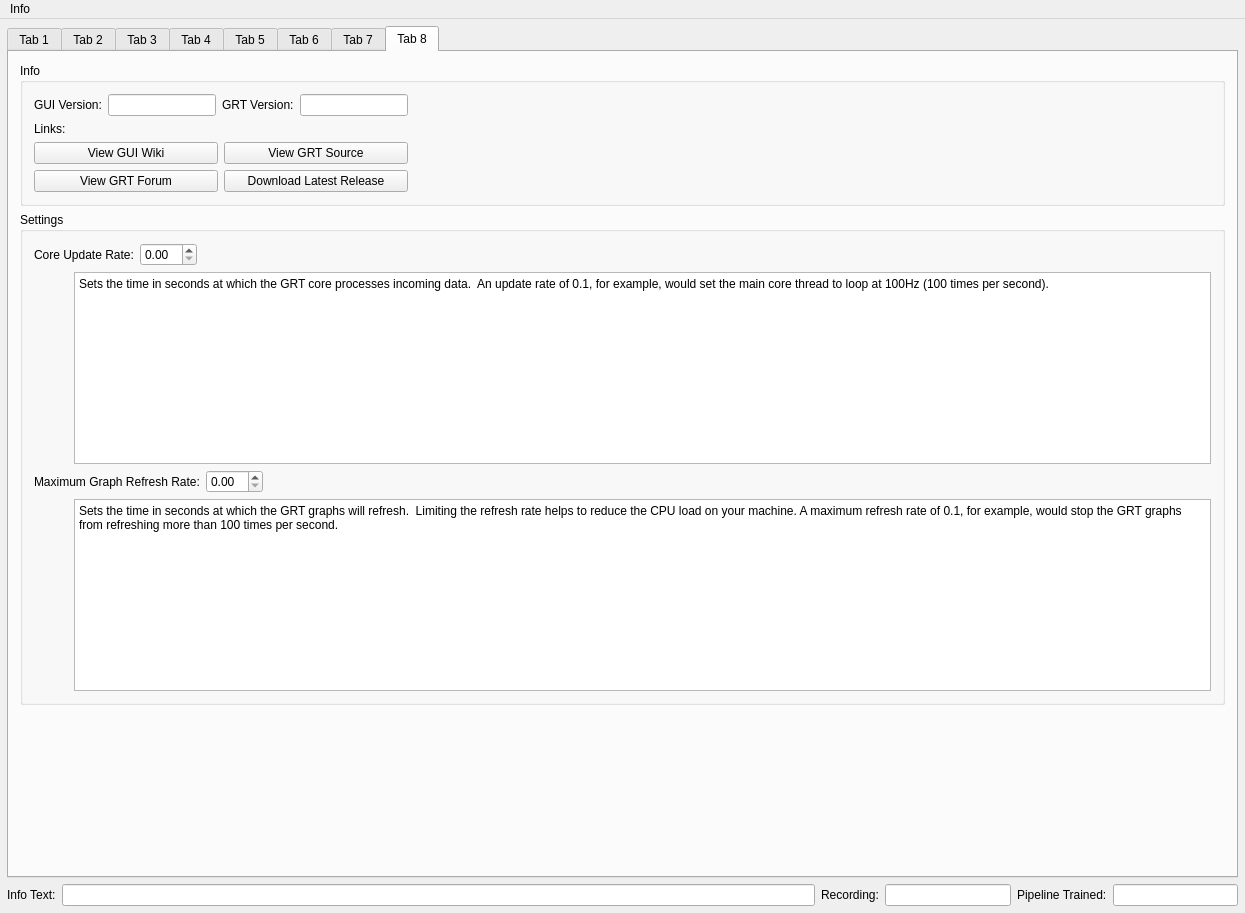
Above: gui/GRT/mainwindow.ui from nickgillian/grt before the change. Below: the same form after it.
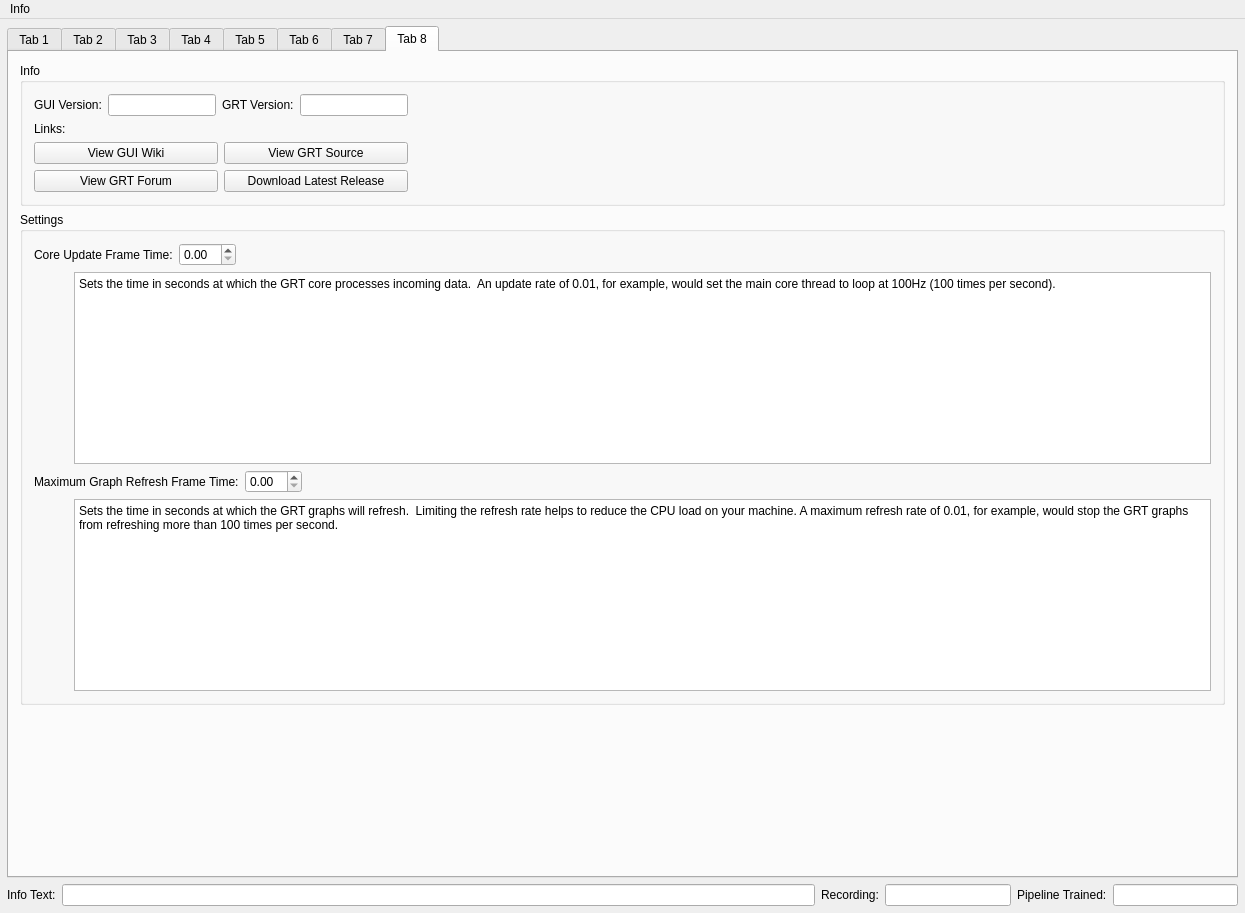
That is the form after the change. The open tabs and pages were chosen to show the change. Icons and pictures are not drawn. Custom widgets are drawn as their Qt base class.

Commit message: Fix gui help text for frame timing.

Diff of the .ui file:
```diff
--- a/gui/GRT/mainwindow.ui
+++ b/gui/GRT/mainwindow.ui
@@ -5325,7 +5325,7 @@
                  <item row="0" column="0">
                   <widget class="QLabel" name="label_188">
                    <property name="text">
-                    <string>Core Update Rate:</string>
+                    <string>Core Update Frame Time:</string>
                    </property>
                   </widget>
                  </item>
@@ -5389,7 +5389,7 @@
                   <bool>true</bool>
                  </property>
                  <property name="plainText">
-                  <string>Sets the time in seconds at which the GRT core processes incoming data.  An update rate of 0.1, for example, would set the main core thread to loop at 100Hz (100 times per second).</string>
+                  <string>Sets the time in seconds at which the GRT core processes incoming data.  An update rate of 0.01, for example, would set the main core thread to loop at 100Hz (100 times per second).</string>
                  </property>
                 </widget>
                </item>
@@ -5402,7 +5402,7 @@
                  <item row="0" column="0">
                   <widget class="QLabel" name="label_187">
                    <property name="text">
-                    <string>Maximum Graph Refresh Rate:</string>
+                    <string>Maximum Graph Refresh Frame Time:</string>
                    </property>
                   </widget>
                  </item>
@@ -5466,7 +5466,7 @@
                   <bool>true</bool>
                  </property>
                  <property name="plainText">
-                  <string>Sets the time in seconds at which the GRT graphs will refresh.  Limiting the refresh rate helps to reduce the CPU load on your machine. A maximum refresh rate of 0.1, for example, would stop the GRT graphs from refreshing more than 100 times per second.</string>
+                  <string>Sets the time in seconds at which the GRT graphs will refresh.  Limiting the refresh rate helps to reduce the CPU load on your machine. A maximum refresh rate of 0.01, for example, would stop the GRT graphs from refreshing more than 100 times per second.</string>
                  </property>
                 </widget>
                </item>
```
Left out of the diff: 2 changed lines with no effect on the pictures.
